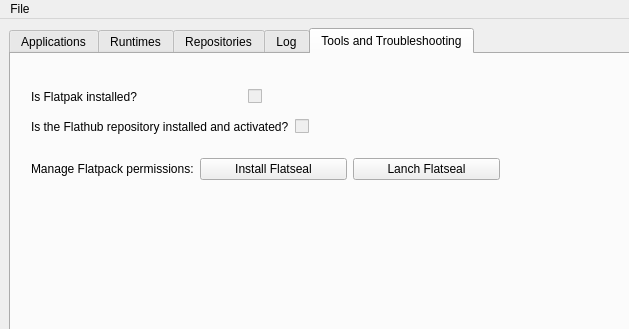
This is src/mainwindow.ui in seigneurfuo/flatpak-gui-python as Qt 5 draws it before an edit; both pictures show x 0 to 629 and y 0 to 329 of the 800 by 468 pixel window. The edited form follows.
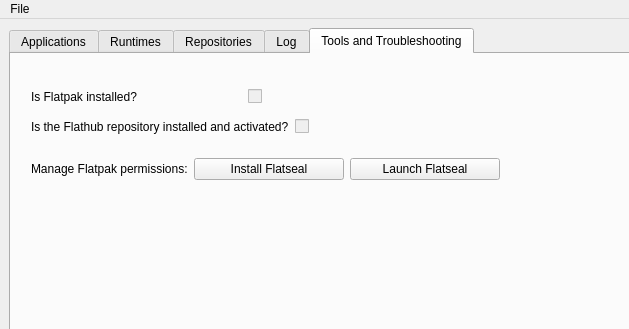
This is the edited form. The open tabs and pages were chosen to show the change. Icons and pictures are not drawn.

Commit message: Correction of English spelling mistakes in labels and buttons.

```diff
--- a/src/mainwindow.ui
+++ b/src/mainwindow.ui
@@ -318,7 +318,7 @@
          <item row="0" column="0">
           <widget class="QLabel" name="label_2">
            <property name="text">
-            <string>Manage Flatpack permissions:</string>
+            <string>Manage Flatpak permissions:</string>
            </property>
           </widget>
          </item>
@@ -332,7 +332,7 @@
          <item row="0" column="2">
           <widget class="QPushButton" name="flatseal_launch_button">
            <property name="text">
-            <string>Lanch Flatseal</string>
+            <string>Launch Flatseal</string>
            </property>
           </widget>
          </item>
```
The commit also changes 1 other file.
